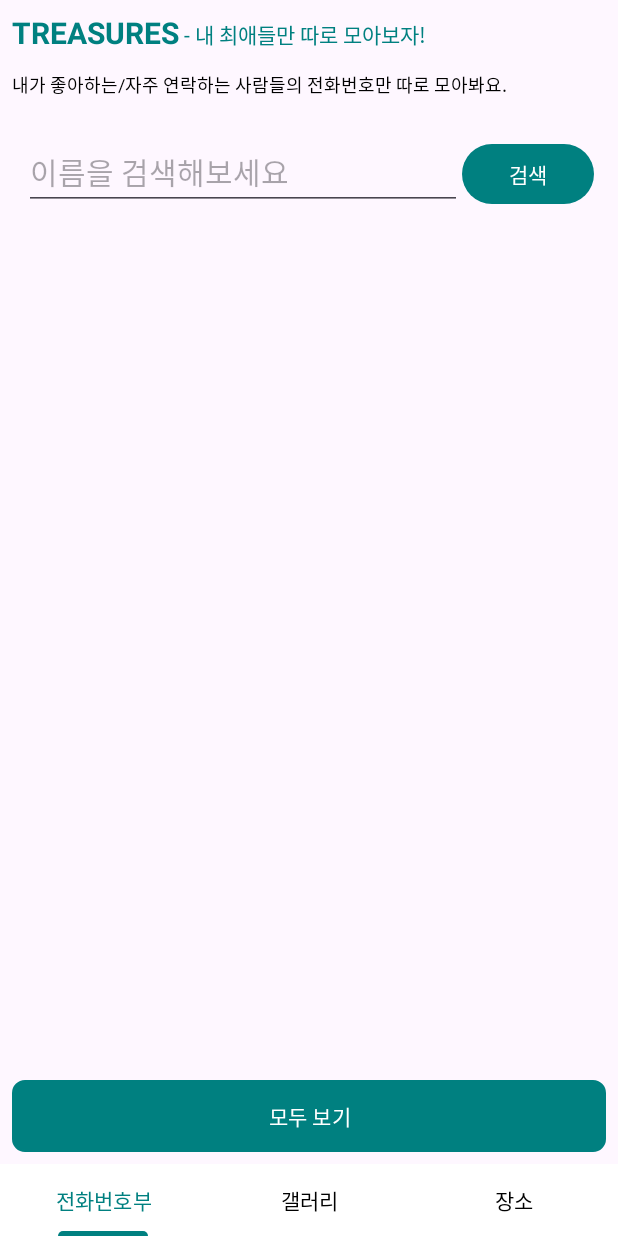
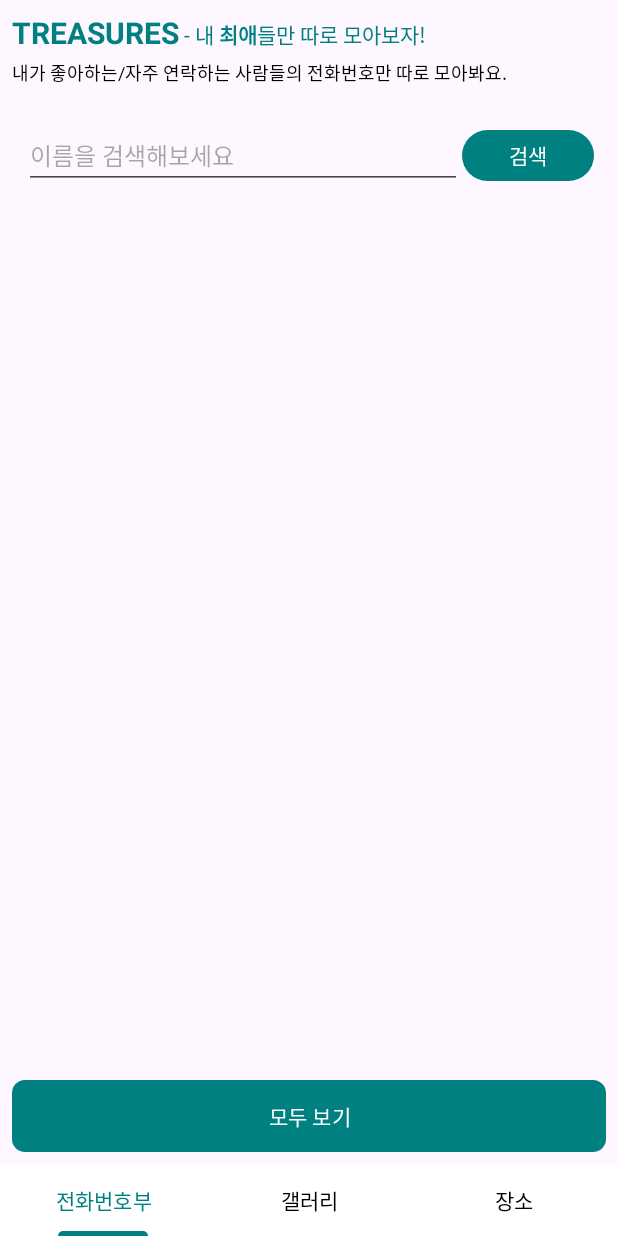
Before and after one commit to kim-minkyoung/madcamp1, an Android app: the screen it shows after launch (MainActivity), on a phone screen of 412 x 824 dp. Run offline under Robolectric (Android 15) with nearby library versions, the phone set to English and light mode, and no system bars; pictures from the network do not load.

Commit message:
design: 검색창 크기 조절, "최애" 글자 두껍게

```diff
--- a/app/src/main/java/com/example/myapplication/view/activity/MainActivity.kt
+++ b/app/src/main/java/com/example/myapplication/view/activity/MainActivity.kt
@@ -1,6 +1,10 @@
 package com.example.myapplication.view.activity
 
+import android.graphics.Typeface
 import android.os.Bundle
+import android.text.Spannable
+import android.text.SpannableString
+import android.text.style.StyleSpan
 import android.widget.Toast
 import androidx.appcompat.app.AppCompatActivity
 import androidx.appcompat.app.AppCompatDelegate
@@ -30,6 +34,13 @@ class MainActivity : AppCompatActivity(), SavePlaceListener {
         binding = ActivityMainBinding.inflate(layoutInflater)
         val view = binding.root
         setContentView(view)
+
+        // "최애" 글자만 두껍게
+        val subtitleText = " - 내 최애들만 따로 모아보자!"
+        val spannable = SpannableString(subtitleText)
+        spannable.setSpan(StyleSpan(Typeface.BOLD), 4, 7, Spannable.SPAN_EXCLUSIVE_EXCLUSIVE)
+
+        binding.textSubtitle.text = spannable
 
         // ViewPager2 초기화 및 설정
         binding.viewPager.adapter = TabPagerAdapter(this)
--- a/app/src/main/res/layout/activity_main.xml
+++ b/app/src/main/res/layout/activity_main.xml
@@ -7,16 +7,6 @@
     android:layout_width="match_parent"
     android:layout_height="match_parent"
     tools:context=".view.activity.MainActivity">
-
-<!--    <ImageView-->
-<!--        android:id="@+id/image_logo"-->
-<!--        android:layout_width="wrap_content"-->
-<!--        android:layout_height="wrap_content"-->
-<!--        android:src="@drawable/logo_teal"-->
-<!--        app:layout_constraintStart_toStartOf="parent"-->
-<!--        app:layout_constraintTop_toTopOf="parent"-->
-<!--        android:layout_marginStart="8dp"-->
-<!--        android:paddingVertical="8dp" />-->
 
     <!-- 앱 제목을 표시하는 TextView -->
     <TextView
@@ -30,7 +20,7 @@
         app:layout_constraintStart_toStartOf="parent"
         app:layout_constraintTop_toTopOf="parent"
         android:layout_marginStart="8dp"
-        android:paddingVertical="8dp" />
+        android:paddingTop="8dp" />
 
     <!-- 부제목을 표시하는 TextView -->
     <TextView
@@ -49,7 +39,6 @@
         android:id="@+id/text_description"
         android:layout_width="wrap_content"
         android:layout_height="wrap_content"
-        android:text="This app helps you to archive and save your favorite items."
         android:textColor="@color/black"
         android:textSize="12sp"
         app:layout_constraintStart_toStartOf="parent"
--- a/app/src/main/res/layout/fragment1_recycler_view.xml
+++ b/app/src/main/res/layout/fragment1_recycler_view.xml
@@ -38,7 +38,7 @@
             android:layout_width="0dp"
             android:layout_height="wrap_content"
             android:layout_weight="1"
-            android:textSize="20sp"
+            android:textSize="16sp"
             android:hint="이름을 검색해보세요"
             android:maxLines="1"
             android:singleLine="true"
@@ -48,8 +48,14 @@
         <Button
             android:id="@+id/submit"
             android:layout_width="wrap_content"
-            android:layout_height="wrap_content"
-            android:text="검색" />
+            android:layout_height="42dp"
+            android:text="검색"
+            app:layout_constraintHeight_default="wrap"
+            app:layout_constraintHeight_percent="0.5"
+            app:layout_constraintEnd_toEndOf="parent"
+            app:layout_constraintTop_toTopOf="parent"
+            app:layout_constraintBottom_toBottomOf="parent"
+            app:layout_constraintStart_toEndOf="@id/address" />
 
     </LinearLayout>
 
--- a/app/src/main/res/layout/fragment_tab2.xml
+++ b/app/src/main/res/layout/fragment_tab2.xml
@@ -29,8 +29,9 @@
     <Button
         android:id="@+id/selectDeleteButton"
         android:layout_width="wrap_content"
-        android:layout_height="wrap_content"
+        android:layout_height="42dp"
         android:text="사진 선택"
+        android:textSize="14sp"
         app:layout_constraintTop_toTopOf="parent"
         app:layout_constraintEnd_toEndOf="parent"
         android:layout_margin="16dp" />
```
Also changed, not shown: app/src/main/res/layout/fragment_tab3.xml (+10 -4 lines).
